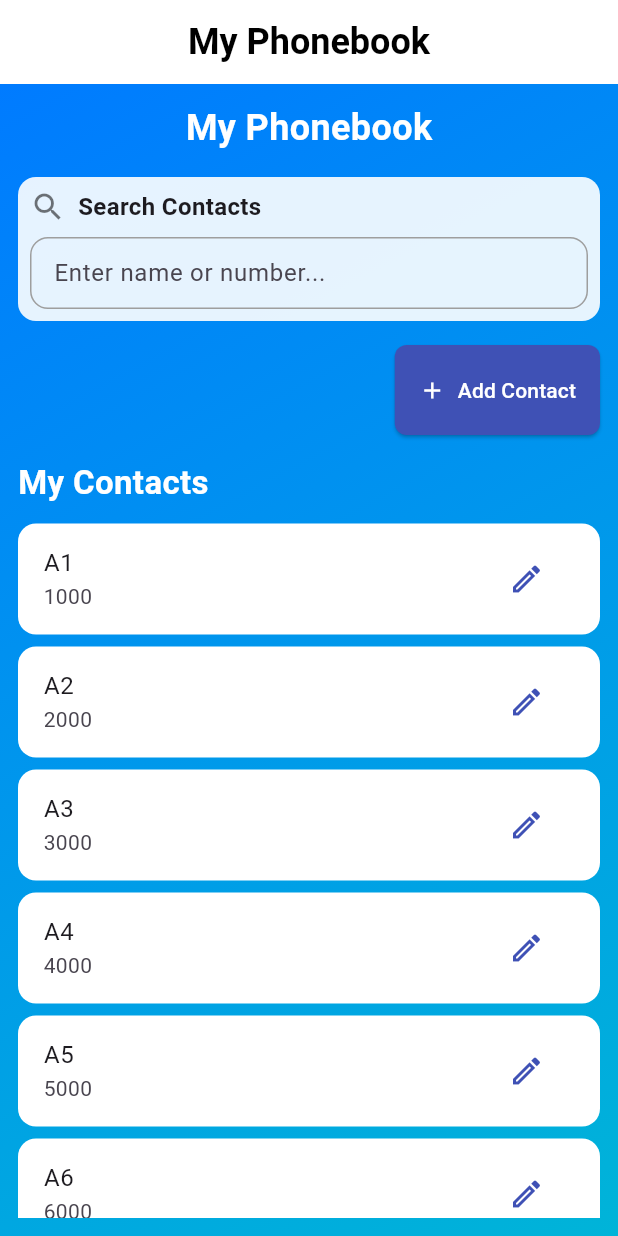
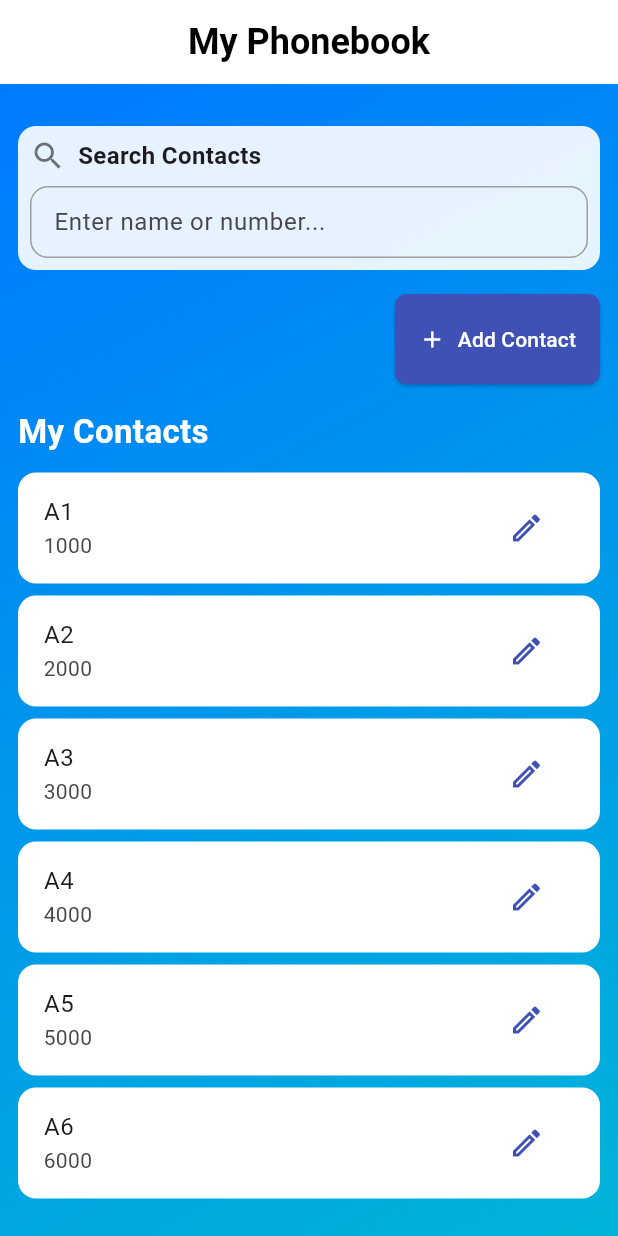
Before and after one commit to danieljoshmijares/Phone-Book-System, a Flutter app: the screen it shows after launch, on a phone screen of 412 x 824 dp. Run offline on Flutter 3.47's test engine with Material 3 defaults, Android fonts, the light colour scheme and no system bars.

Commit message:
removed duplicate title

```diff
--- a/lib/main.dart
+++ b/lib/main.dart
@@ -141,10 +141,7 @@ class _HomePageState extends State<HomePage> {
             child: Padding(
               padding: const EdgeInsets.all(12),
               child: Column(crossAxisAlignment: CrossAxisAlignment.stretch, children: [
-                const Center(
-                  child: Text('My Phonebook',
-                      style: TextStyle(fontSize: 24, fontWeight: FontWeight.bold, color: Colors.white)),
-                ),
+
                 const SizedBox(height: 16),
 
                 // ==================== SEARCH BAR ==================== WALA pa onchange
```
